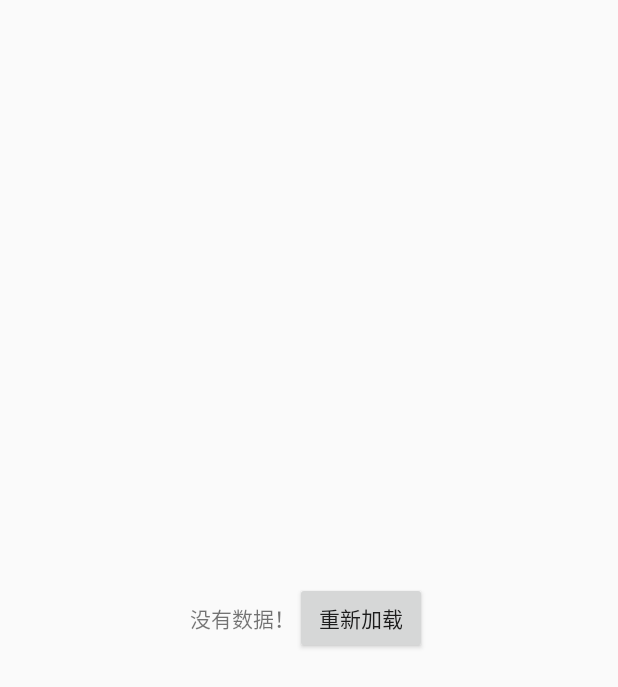
After one commit to yufan2014/MVPTest, an Android app: the layout empty_view.xml on its own in the app's theme, with its tools: preview values and no code run, on a phone screen of 412 x 824 dp. The commit adds this screen. Shown: the top 687 px of the screen. Run offline under Robolectric (Android 15) with nearby library versions, the phone set to English and light mode, and no system bars.

Commit message:
添加lodingview

```diff
--- a/app/build.gradle
+++ b/app/build.gradle
@@ -17,6 +17,11 @@ android {
             proguardFiles getDefaultProguardFile('proguard-android.txt'), 'proguard-rules.pro'
         }
     }
+
+    compileOptions {
+        sourceCompatibility 1.8
+        targetCompatibility JavaVersion.VERSION_1_6
+    }
 }
 
 dependencies {
@@ -32,4 +37,5 @@ dependencies {
     compile 'com.squareup.retrofit2:adapter-rxjava:2.0.2'
     compile 'io.reactivex:rxandroid:1.1.0'
     compile 'io.reactivex:rxjava:1.1.0'
+    compile 'com.github.bumptech.glide:glide:3.5.2'
 }
--- a/app/src/main/java/com/mvptest/config/HttpSetting.java
+++ b/app/src/main/java/com/mvptest/http/HttpSetting.java
@@ -1,4 +1,4 @@
-package com.mvptest.config;
+package com.mvptest.http;
 
 /**
  * Created by Administrator on 2016/8/18.
--- a/app/src/main/java/com/mvptest/http/SubscriberCallBack.java
+++ b/app/src/main/java/com/mvptest/http/SubscriberCallBack.java
@@ -1,7 +1,6 @@
 package com.mvptest.http;
 
 import com.mvptest.bean.BaseBean;
-import com.mvptest.config.HttpSetting;
 
 import retrofit2.adapter.rxjava.HttpException;
 import rx.Subscriber;
--- a/app/src/main/java/com/mvptest/ui/base/BaseActivity.java
+++ b/app/src/main/java/com/mvptest/ui/base/BaseActivity.java
@@ -6,7 +6,6 @@ import android.support.annotation.Nullable;
 import android.support.v7.app.AppCompatActivity;
 
 import butterknife.ButterKnife;
-import rx.subscriptions.CompositeSubscription;
 
 /**
  * Created by Administrator on 2016/8/18.
@@ -14,7 +13,6 @@ import rx.subscriptions.CompositeSubscription;
 
 public abstract class BaseActivity extends AppCompatActivity {
 
-    private CompositeSubscription mCompositeSubscription;
     private ProgressDialog progressBar;
 
 
@@ -69,8 +67,6 @@ public abstract class BaseActivity extends AppCompatActivity {
 
     /**
      * 获取网络数据
-     * @param observable
-     * @param httpCallBack
      */
 //    public void getHttp(Observable observable,HttpCallBack httpCallBack){
 //        addSubscription(observable,httpCallBack);
--- a/app/src/main/java/com/mvptest/ui/mvp/view/BaseView.java
+++ b/app/src/main/java/com/mvptest/ui/mvp/view/BaseView.java
@@ -12,4 +12,5 @@ public interface BaseView{
     void onHttpFailure(int code, String msg);
 
     void onHttpCompleted();
+
 }
--- /dev/null
+++ b/app/src/main/res/layout/empty_view.xml
@@ -0,0 +1,21 @@
+<?xml version="1.0" encoding="utf-8"?>
+<LinearLayout xmlns:android="http://schemas.android.com/apk/res/android"
+    android:id="@+id/loading_view"
+    android:orientation="horizontal"
+    android:layout_width="match_parent"
+    android:layout_height="match_parent"
+    android:gravity="center"
+    >
+    <TextView
+        android:layout_width="wrap_content"
+        android:layout_height="wrap_content"
+        android:text="没有数据！"
+        android:textSize="14sp" />
+
+    <Button
+        android:id="@id/btn_empty_retry"
+        android:layout_width="wrap_content"
+        android:layout_height="wrap_content"
+        android:text="重新加载"
+        />
+</LinearLayout>
--- /dev/null
+++ b/app/src/main/res/values/ids.xml
@@ -0,0 +1,5 @@
+<?xml version="1.0" encoding="utf-8"?>
+<resources>
+  <item name="btn_empty_retry" type="id"/>
+  <item name="btn_error_retry" type="id"/>
+</resources>
--- a/settings.gradle
+++ b/settings.gradle
@@ -1 +1 @@
-include ':app'
+include ':app', ':frame'
```
Also changed, not shown: app/src/main/java/com/mvptest/utils/ImageLoadUtil.java (added, +25 -0 lines), app/src/main/java/com/mvptest/view/LoadingLayout.java (added, +118 -0 lines), app/src/main/res/layout/error_view.xml (added, +21 -0 lines), app/src/main/res/layout/loading_view.xml (added, +20 -0 lines), app/src/main/res/values/attrs.xml (added, +11 -0 lines).
